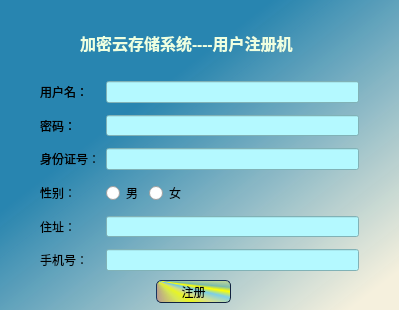
The window that CloudSysRegister_Client_Qt/mainwindow.ui (songzhj/CloudSys) describes before a commit, drawn with Qt 5.
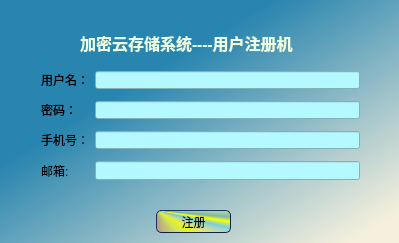
The same window after the commit.

Diff of the .ui file:
```diff
--- a/CloudSysRegister_Client_Qt/mainwindow.ui
+++ b/CloudSysRegister_Client_Qt/mainwindow.ui
@@ -7,7 +7,7 @@
     <x>0</x>
     <y>0</y>
     <width>399</width>
-    <height>310</height>
+    <height>243</height>
    </rect>
   </property>
   <property name="font">
@@ -29,10 +29,10 @@
    <widget class="QWidget" name="formLayoutWidget">
     <property name="geometry">
      <rect>
-      <x>29</x>
-      <y>70</y>
+      <x>30</x>
+      <y>60</y>
       <width>341</width>
-      <height>212</height>
+      <height>131</height>
      </rect>
     </property>
     <layout class="QFormLayout" name="formLayout">
@@ -90,64 +90,13 @@
       </widget>
      </item>
      <item row="2" column="0">
-      <widget class="QLabel" name="IDCard_l">
-       <property name="text">
-        <string>身份证号：</string>
-       </property>
-      </widget>
-     </item>
-     <item row="2" column="1">
-      <widget class="QLineEdit" name="IDCard">
-       <property name="focusPolicy">
-        <enum>Qt::StrongFocus</enum>
-       </property>
-       <property name="styleSheet">
-        <string notr="true">*{
-	
-	color: rgb(0, 85, 0);
-	background-color: rgb(180, 249, 255);
-}
-</string>
-       </property>
-      </widget>
-     </item>
-     <item row="3" column="0">
-      <widget class="QLabel" name="sex">
-       <property name="text">
-        <string>性别：</string>
-       </property>
-      </widget>
-     </item>
-     <item row="4" column="0">
-      <widget class="QLabel" name="address_l">
-       <property name="text">
-        <string>住址：</string>
-       </property>
-      </widget>
-     </item>
-     <item row="4" column="1">
-      <widget class="QLineEdit" name="address">
-       <property name="focusPolicy">
-        <enum>Qt::StrongFocus</enum>
-       </property>
-       <property name="styleSheet">
-        <string notr="true">*{
-	
-	color: rgb(0, 85, 0);
-	background-color: rgb(180, 249, 255);
-}
-</string>
-       </property>
-      </widget>
-     </item>
-     <item row="5" column="0">
       <widget class="QLabel" name="phoneNumber_l">
        <property name="text">
         <string>手机号：</string>
        </property>
       </widget>
      </item>
-     <item row="5" column="1">
+     <item row="2" column="1">
       <widget class="QLineEdit" name="phoneNumber">
        <property name="focusPolicy">
         <enum>Qt::StrongFocus</enum>
@@ -162,29 +111,27 @@
        </property>
       </widget>
      </item>
+     <item row="3" column="0">
+      <widget class="QLabel" name="IDCard_l">
+       <property name="text">
+        <string>邮箱:</string>
+       </property>
+      </widget>
+     </item>
      <item row="3" column="1">
-      <layout class="QFormLayout" name="formLayout_3">
-       <item row="0" column="0">
-        <widget class="QRadioButton" name="sex_male">
-         <property name="focusPolicy">
-          <enum>Qt::ClickFocus</enum>
-         </property>
-         <property name="text">
-          <string>男</string>
-         </property>
-        </widget>
-       </item>
-       <item row="0" column="1">
-        <widget class="QRadioButton" name="sex_female">
-         <property name="focusPolicy">
-          <enum>Qt::ClickFocus</enum>
-         </property>
-         <property name="text">
-          <string>女</string>
-         </property>
-        </widget>
-       </item>
-      </layout>
+      <widget class="QLineEdit" name="email">
+       <property name="focusPolicy">
+        <enum>Qt::StrongFocus</enum>
+       </property>
+       <property name="styleSheet">
+        <string notr="true">*{
+	
+	color: rgb(0, 85, 0);
+	background-color: rgb(180, 249, 255);
+}
+</string>
+       </property>
+      </widget>
      </item>
     </layout>
    </widget>
@@ -216,7 +163,7 @@
     <property name="geometry">
      <rect>
       <x>156</x>
-      <y>280</y>
+      <y>210</y>
       <width>75</width>
       <height>23</height>
      </rect>
```
